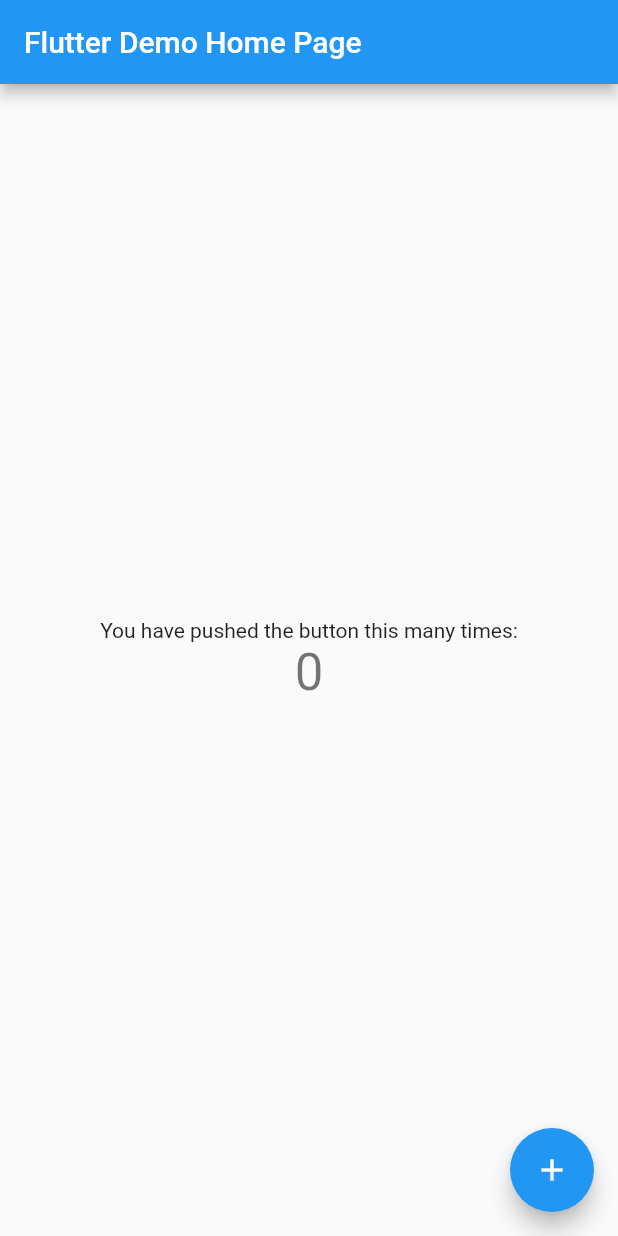
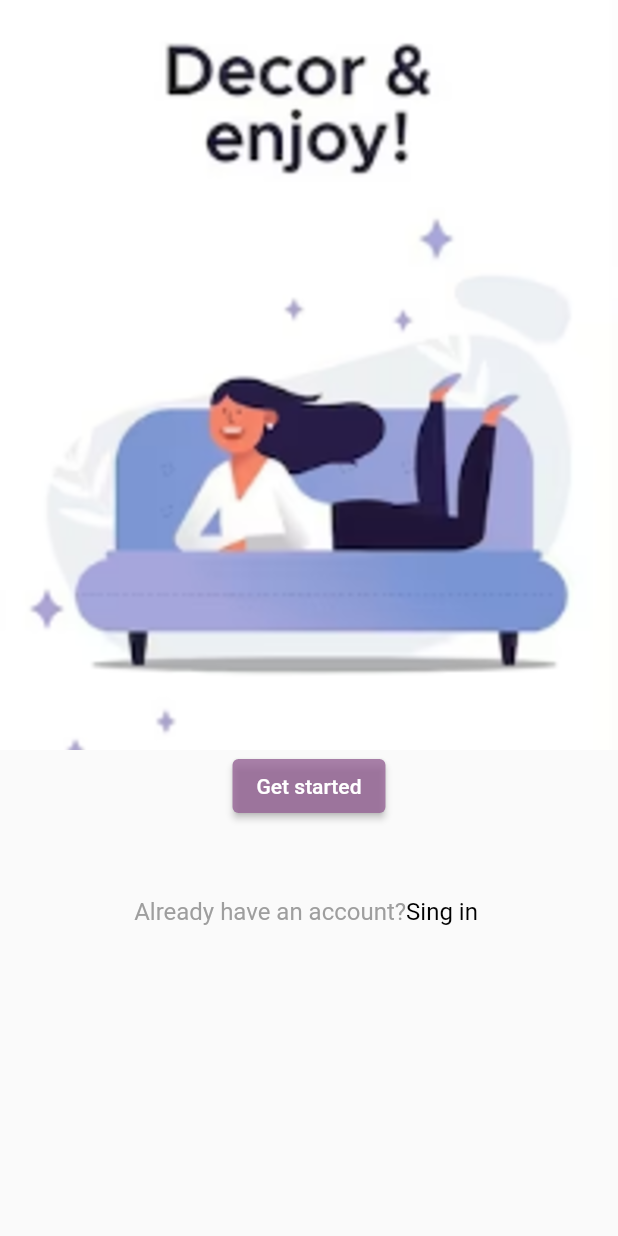
Before and after one commit to home-22/shop_air_app, a Flutter app: the screen it shows after launch, on a phone screen of 412 x 824 dp. Run offline on Flutter 3.47's test engine with Material 2 defaults, Android fonts, the phone set to English and light mode, and no system bars; Roboto replaces fonts that are missing (Helvetica-Bold).

```diff
--- /dev/null
+++ b/lib/colors/app_colors.dart
@@ -0,0 +1,5 @@
+import 'package:flutter/material.dart';
+
+class AppColors {
+  static Color bluee = const Color.fromARGB(205, 150, 100, 150);
+}
--- a/lib/main.dart
+++ b/lib/main.dart
@@ -1,4 +1,5 @@
 import 'package:flutter/material.dart';
+import 'package:shop_air_app/screens/welcome_screen/welcome_screen.dart';
 
 void main() {
   runApp(const MyApp());
@@ -7,109 +8,15 @@ void main() {
 class MyApp extends StatelessWidget {
   const MyApp({super.key});
 
-  // This widget is the root of your application.
   @override
   Widget build(BuildContext context) {
     return MaterialApp(
-      title: 'Flutter Demo',
+      title: 'Air Shop ',
+      debugShowCheckedModeBanner: false,
       theme: ThemeData(
-        // This is the theme of your application.
-        //
-        // Try running your application with "flutter run". You'll see the
-        // application has a blue toolbar. Then, without quitting the app, try
-        // changing the primarySwatch below to Colors.green and then invoke
-        // "hot reload" (press "r" in the console where you ran "flutter run",
-        // or simply save your changes to "hot reload" in a Flutter IDE).
-        // Notice that the counter didn't reset back to zero; the application
-        // is not restarted.
         primarySwatch: Colors.blue,
       ),
-      home: const MyHomePage(title: 'Flutter Demo Home Page'),
+      home: const WelcomeScreen(),
     );
   }
 }
-
-class MyHomePage extends StatefulWidget {
-  const MyHomePage({super.key, required this.title});
-
-  // This widget is the home page of your application. It is stateful, meaning
-  // that it has a State object (defined below) that contains fields that affect
-  // how it looks.
-
-  // This class is the configuration for the state. It holds the values (in this
-  // case the title) provided by the parent (in this case the App widget) and
-  // used by the build method of the State. Fields in a Widget subclass are
-  // always marked "final".
-
-  final String title;
-
-  @override
-  State<MyHomePage> createState() => _MyHomePageState();
-}
-
-class _MyHomePageState extends State<MyHomePage> {
-  int _counter = 0;
-
-  void _incrementCounter() {
-    setState(() {
-      // This call to setState tells the Flutter framework that something has
-      // changed in this State, which causes it to rerun the build method below
-      // so that the display can reflect the updated values. If we changed
-      // _counter without calling setState(), then the build method would not be
-      // called again, and so nothing would appear to happen.
-      _counter++;
-    });
-  }
-
-  @override
-  Widget build(BuildContext context) {
-    // This method is rerun every time setState is called, for instance as done
-    // by the _incrementCounter method above.
-    //
-    // The Flutter framework has been optimized to make rerunning build methods
-    // fast, so that you can just rebuild anything that needs updating rather
-    // than having to individually change instances of widgets.
-    return Scaffold(
-      appBar: AppBar(
-        // Here we take the value from the MyHomePage object that was created by
-        // the App.build method, and use it to set our appbar title.
-        title: Text(widget.title),
-      ),
-      body: Center(
-        // Center is a layout widget. It takes a single child and positions it
-        // in the middle of the parent.
-        child: Column(
-          // Column is also a layout widget. It takes a list of children and
-          // arranges them vertically. By default, it sizes itself to fit its
-          // children horizontally, and tries to be as tall as its parent.
-          //
-          // Invoke "debug painting" (press "p" in the console, choose the
-          // "Toggle Debug Paint" action from the Flutter Inspector in Android
-          // Studio, or the "Toggle Debug Paint" command in Visual Studio Code)
-          // to see the wireframe for each widget.
-          //
-          // Column has various properties to control how it sizes itself and
-          // how it positions its children. Here we use mainAxisAlignment to
-          // center the children vertically; the main axis here is the vertical
-          // axis because Columns are vertical (the cross axis would be
-          // horizontal).
-          mainAxisAlignment: MainAxisAlignment.center,
-          children: <Widget>[
-            const Text(
-              'You have pushed the button this many times:',
-            ),
-            Text(
-              '$_counter',
-              style: Theme.of(context).textTheme.headlineMedium,
-            ),
-          ],
-        ),
-      ),
-      floatingActionButton: FloatingActionButton(
-        onPressed: _incrementCounter,
-        tooltip: 'Increment',
-        child: const Icon(Icons.add),
-      ), // This trailing comma makes auto-formatting nicer for build methods.
-    );
-  }
-}
--- /dev/null
+++ b/lib/screens/welcome_screen/welcome_screen.dart
@@ -0,0 +1,64 @@
+import 'package:flutter/material.dart';
+import 'package:shop_air_app/colors/app_colors.dart';
+import 'package:shop_air_app/screens/home_screen/home_screen.dart';
+
+class WelcomeScreen extends StatelessWidget {
+  const WelcomeScreen({super.key});
+
+  @override
+  Widget build(BuildContext context) {
+    return Scaffold(
+      body: SingleChildScrollView(
+        child: Column(
+          children: [
+            Image.asset(
+              'assets/images/welcome.png',
+              height: 500,
+              width: double.infinity,
+              filterQuality: FilterQuality.high,
+              fit: BoxFit.cover,
+            ),
+            Center(
+              child: ElevatedButton(
+                  style: TextButton.styleFrom(backgroundColor: AppColors.bluee),
+                  onPressed: () {
+                    Navigator.push(
+                      context,
+                      MaterialPageRoute(
+                        builder: (context) => const HomeScreen(),
+                      ),
+                    );
+                  },
+                  child: const Text('Get started')),
+            ),
+            const Padding(
+              padding: EdgeInsets.symmetric(horizontal: 0, vertical: 50),
+              child: Text.rich(
+                TextSpan(
+                  children: [
+                    TextSpan(
+                      text: 'Already have an account?',
+                      style: TextStyle(
+                        color: Colors.grey,
+                        fontFamily: 'Helvetica-Bold',
+                        fontSize: 16,
+                      ),
+                    ),
+                    TextSpan(
+                      text: 'Sing in ',
+                      style: TextStyle(
+                        color: Colors.black,
+                        fontFamily: 'Helvetica-Bold',
+                        fontSize: 16,
+                      ),
+                    ),
+                  ],
+                ),
+              ),
+            ),
+          ],
+        ),
+      ),
+    );
+  }
+}
```
Also changed, not shown: lib/model/items.dart (added, +19 -0 lines), lib/screens/home_screen/home_screen.dart (added, +72 -0 lines), pubspec.yaml (+8 -3 lines), assets/fonts/Helvetica-Bold.ttf (added), assets/fonts/Helvetica.ttf (added), assets/images/welcome.png (added).
